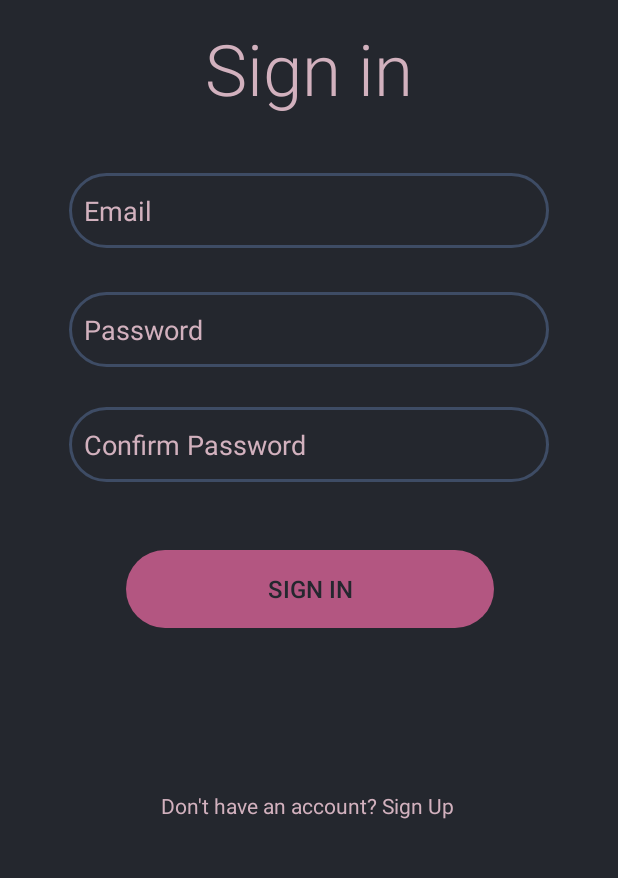
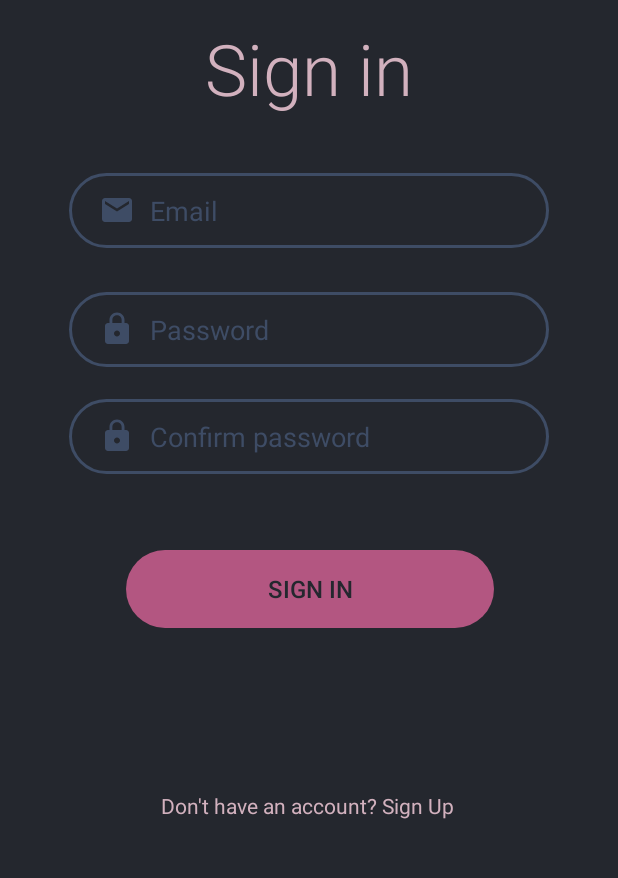
Before and after one commit to uncle-draza/ShkeCrypto, an Android app: the SignUpActivity screen opened directly, with no data from a screen before it, on a phone screen of 412 x 824 dp, the part 356-1234 px from its top. Run offline under Robolectric (Android 15) with nearby library versions, the phone set to English and light mode, and no system bars.

Commit message:
sign in stranica dizajn gotov

```diff
--- a/app/src/main/res/layout/activity_sign_up.xml
+++ b/app/src/main/res/layout/activity_sign_up.xml
@@ -42,12 +42,15 @@
         android:id="@+id/editTextTextEmailAddress"
         android:layout_width="320dp"
         android:layout_height="50dp"
+        android:paddingLeft="20dp"
         android:background="@drawable/rounded_edit_text"
         android:ems="10"
         android:hint="Email"
+        android:drawableStart="@drawable/email_icon"
+        android:drawablePadding="10dp"
         android:inputType="textEmailAddress"
         android:textColor="#D2B1BE"
-        android:textColorHint="#D2B1BE"
+        android:textColorHint="#3E4C65"
         app:layout_constraintBottom_toBottomOf="parent"
         app:layout_constraintEnd_toEndOf="parent"
         app:layout_constraintStart_toStartOf="parent"
@@ -58,31 +61,40 @@
         android:id="@+id/editTextTextPassword"
         android:layout_width="320dp"
         android:layout_height="50dp"
+        android:paddingLeft="20dp"
         android:background="@drawable/rounded_edit_text"
         android:ems="10"
         android:hint="Password"
+        android:drawableStart="@drawable/password_icon"
+        android:drawablePadding="10dp"
         android:inputType="textPassword"
-        android:textColorHint="#D2B1BE"
+        android:textColorHint="#3E4C65"
+        android:textColor="#D2B1BE"
         app:layout_constraintBottom_toBottomOf="parent"
         app:layout_constraintEnd_toEndOf="parent"
         app:layout_constraintStart_toStartOf="parent"
         app:layout_constraintTop_toTopOf="parent"
         app:layout_constraintVertical_bias="0.558" />
 
+
     <EditText
-        android:id="@+id/editTextTextPasswordAgain"
+        android:id="@+id/editTextTextPasswordConfirm"
         android:layout_width="320dp"
         android:layout_height="50dp"
         android:background="@drawable/rounded_edit_text"
+        android:drawableStart="@drawable/password_icon"
+        android:drawablePadding="10dp"
         android:ems="10"
-        android:hint="Confirm Password"
+        android:hint="Confirm password"
         android:inputType="textPassword"
-        android:textColorHint="#D2B1BE"
+        android:paddingLeft="20dp"
+        android:textColor="#D2B1BE"
+        android:textColorHint="#3E4C65"
         app:layout_constraintBottom_toBottomOf="parent"
         app:layout_constraintEnd_toEndOf="parent"
         app:layout_constraintStart_toStartOf="parent"
         app:layout_constraintTop_toTopOf="parent"
-        app:layout_constraintVertical_bias="0.657" />
+        app:layout_constraintVertical_bias="0.65" />
 
     <androidx.appcompat.widget.AppCompatButton
         android:id="@+id/button"
```
Also changed, not shown: app/src/main/res/layout/activity_sign_in.xml (+33 -34 lines).
